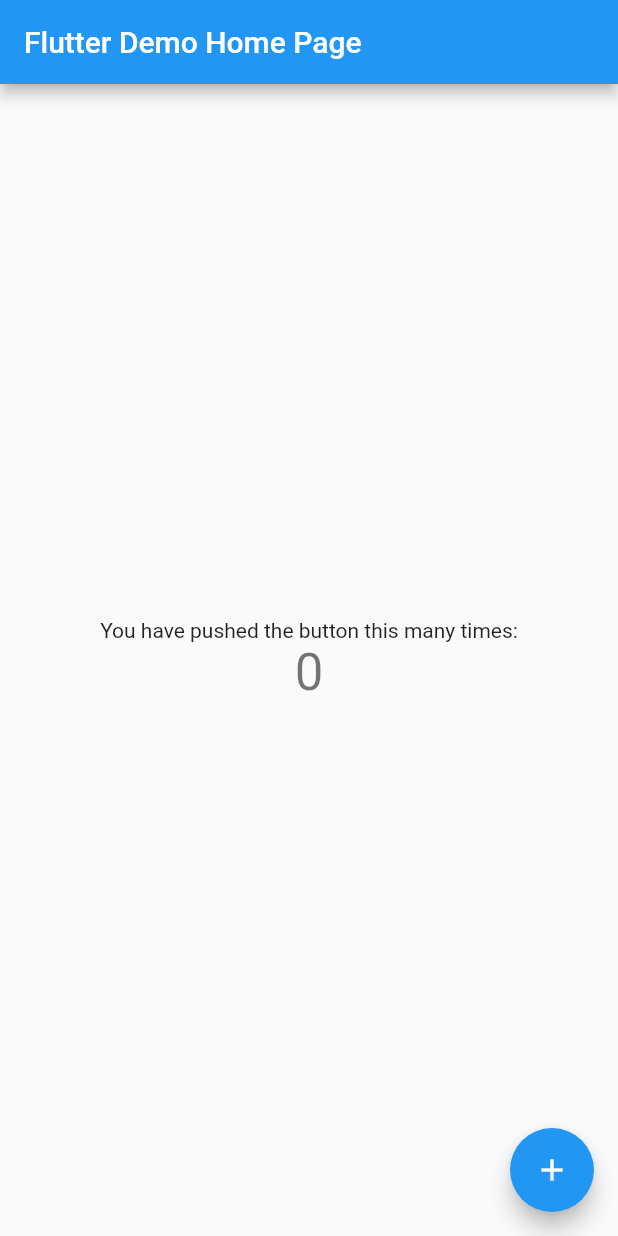
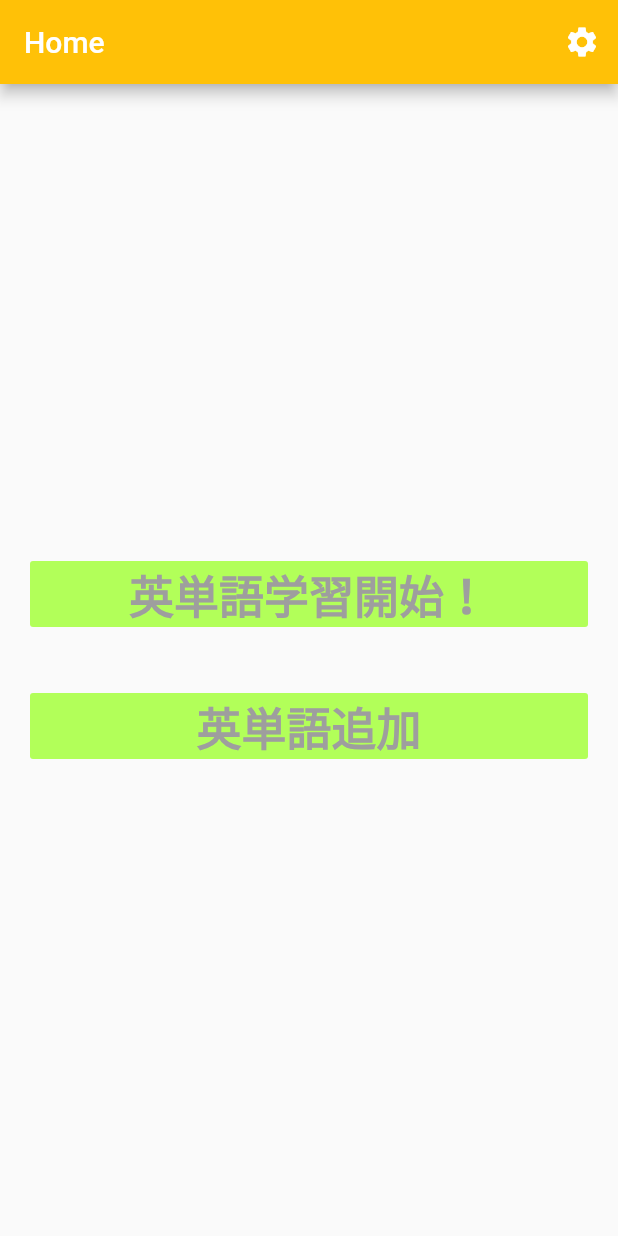
Before and after one commit to Mayakuwa/eitango_app, a Flutter app: the screen it shows after launch, on a phone screen of 412 x 824 dp. Run offline on Flutter 3.47's test engine with Material 2 defaults, Android fonts, the phone set to English and light mode, and no system bars.

Commit message:
add home screen

```diff
--- a/lib/main.dart
+++ b/lib/main.dart
@@ -1,3 +1,4 @@
+import 'package:eitango_app/screen/choose_screen.dart';
 import 'package:flutter/material.dart';
 
 void main() {
@@ -9,109 +10,20 @@ class MyApp extends StatelessWidget {
   @override
   Widget build(BuildContext context) {
     return MaterialApp(
-      title: 'Flutter Demo',
+      title: 'Flutter',
       theme: ThemeData(
-        // This is the theme of your application.
-        //
-        // Try running your application with "flutter run". You'll see the
-        // application has a blue toolbar. Then, without quitting the app, try
-        // changing the primarySwatch below to Colors.green and then invoke
-        // "hot reload" (press "r" in the console where you ran "flutter run",
-        // or simply save your changes to "hot reload" in a Flutter IDE).
-        // Notice that the counter didn't reset back to zero; the application
-        // is not restarted.
-        primarySwatch: Colors.blue,
-        // This makes the visual density adapt to the platform that you run
-        // the app on. For desktop platforms, the controls will be smaller and
-        // closer together (more dense) than on mobile platforms.
-        visualDensity: VisualDensity.adaptivePlatformDensity,
+        primaryTextTheme: TextTheme(
+            headline6: TextStyle(
+                color: Colors.white
+            )
+        ),
+        primarySwatch: Colors.amber,
+        accentColor: Colors.lightGreenAccent,
       ),
-      home: MyHomePage(title: 'Flutter Demo Home Page'),
+      home: ChooseScreen(),
+      routes: {
+        ChooseScreen.routeName: (ctx) => ChooseScreen()
+      },
     );
   }
 }
-
-class MyHomePage extends StatefulWidget {
-  MyHomePage({Key key, this.title}) : super(key: key);
-
-  // This widget is the home page of your application. It is stateful, meaning
-  // that it has a State object (defined below) that contains fields that affect
-  // how it looks.
-
-  // This class is the configuration for the state. It holds the values (in this
-  // case the title) provided by the parent (in this case the App widget) and
-  // used by the build method of the State. Fields in a Widget subclass are
-  // always marked "final".
-
-  final String title;
-
-  @override
-  _MyHomePageState createState() => _MyHomePageState();
-}
-
-class _MyHomePageState extends State<MyHomePage> {
-  int _counter = 0;
-
-  void _incrementCounter() {
-    setState(() {
-      // This call to setState tells the Flutter framework that something has
-      // changed in this State, which causes it to rerun the build method below
-      // so that the display can reflect the updated values. If we changed
-      // _counter without calling setState(), then the build method would not be
-      // called again, and so nothing would appear to happen.
-      _counter++;
-    });
-  }
-
-  @override
-  Widget build(BuildContext context) {
-    // This method is rerun every time setState is called, for instance as done
-    // by the _incrementCounter method above.
-    //
-    // The Flutter framework has been optimized to make rerunning build methods
-    // fast, so that you can just rebuild anything that needs updating rather
-    // than having to individually change instances of widgets.
-    return Scaffold(
-      appBar: AppBar(
-        // Here we take the value from the MyHomePage object that was created by
-        // the App.build method, and use it to set our appbar title.
-        title: Text(widget.title),
-      ),
-      body: Center(
-        // Center is a layout widget. It takes a single child and positions it
-        // in the middle of the parent.
-        child: Column(
-          // Column is also a layout widget. It takes a list of children and
-          // arranges them vertically. By default, it sizes itself to fit its
-          // children horizontally, and tries to be as tall as its parent.
-          //
-          // Invoke "debug painting" (press "p" in the console, choose the
-          // "Toggle Debug Paint" action from the Flutter Inspector in Android
-          // Studio, or the "Toggle Debug Paint" command in Visual Studio Code)
-          // to see the wireframe for each widget.
-          //
-          // Column has various properties to control how it sizes itself and
-          // how it positions its children. Here we use mainAxisAlignment to
-          // center the children vertically; the main axis here is the vertical
-          // axis because Columns are vertical (the cross axis would be
-          // horizontal).
-          mainAxisAlignment: MainAxisAlignment.center,
-          children: <Widget>[
-            Text(
-              'You have pushed the button this many times:',
-            ),
-            Text(
-              '$_counter',
-              style: Theme.of(context).textTheme.headline4,
-            ),
-          ],
-        ),
-      ),
-      floatingActionButton: FloatingActionButton(
-        onPressed: _incrementCounter,
-        tooltip: 'Increment',
-        child: Icon(Icons.add),
-      ), // This trailing comma makes auto-formatting nicer for build methods.
-    );
-  }
-}
--- /dev/null
+++ b/lib/screen/choose_screen.dart
@@ -0,0 +1,62 @@
+
+
+import 'package:flutter/material.dart';
+
+class ChooseScreen extends StatelessWidget {
+
+  static const routeName = './choose_screen';
+
+  @override
+  Widget build(BuildContext context) {
+    return Scaffold(
+      appBar: AppBar(
+        title: Text('Home'),
+        actions: <Widget>[
+          IconButton(
+              icon: Icon(Icons.settings, color: Colors.white),
+              onPressed: () {})
+        ],
+      ),
+      body: Column(
+        mainAxisAlignment: MainAxisAlignment.center,
+        crossAxisAlignment: CrossAxisAlignment.stretch,
+        children: <Widget>[
+         Container(
+             child: Padding(
+               padding: EdgeInsets.all(20.0),
+               child: FlatButton(
+                 onPressed: () {},
+                 color: Theme.of(context).accentColor,
+                 child: Text(
+                   '英単語学習開始！',
+                   style: TextStyle(
+                     color: Colors.grey,
+                     fontSize: 30,
+                     fontWeight: FontWeight.bold,
+                   ),
+                 ),
+               ),
+             )
+         ),
+          Container(
+              child: Padding(
+                padding: EdgeInsets.all(20.0),
+                child: FlatButton(
+                  onPressed: () {},
+                  color: Theme.of(context).accentColor,
+                  child: Text(
+                    '英単語追加',
+                    style: TextStyle(
+                      color: Colors.grey,
+                      fontSize: 30,
+                      fontWeight: FontWeight.bold,
+                    ),
+                  ),
+                ),
+              )
+          )
+        ],
+      )
+    );
+  }
+}
```
Also changed, not shown: 10 other files.
